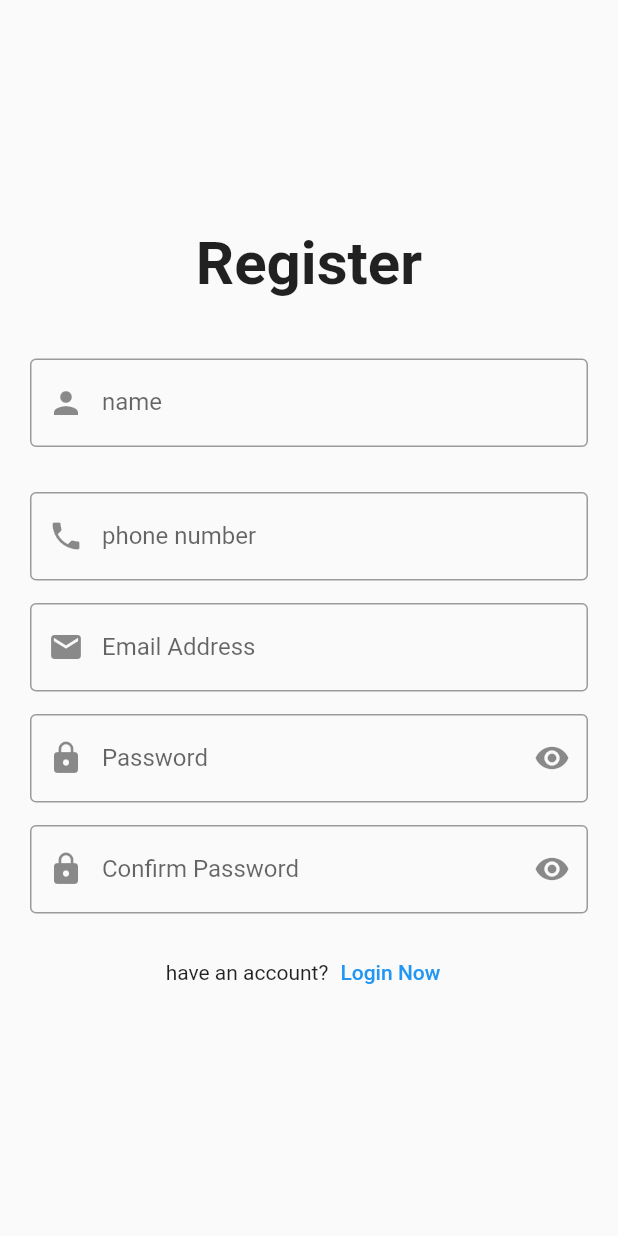
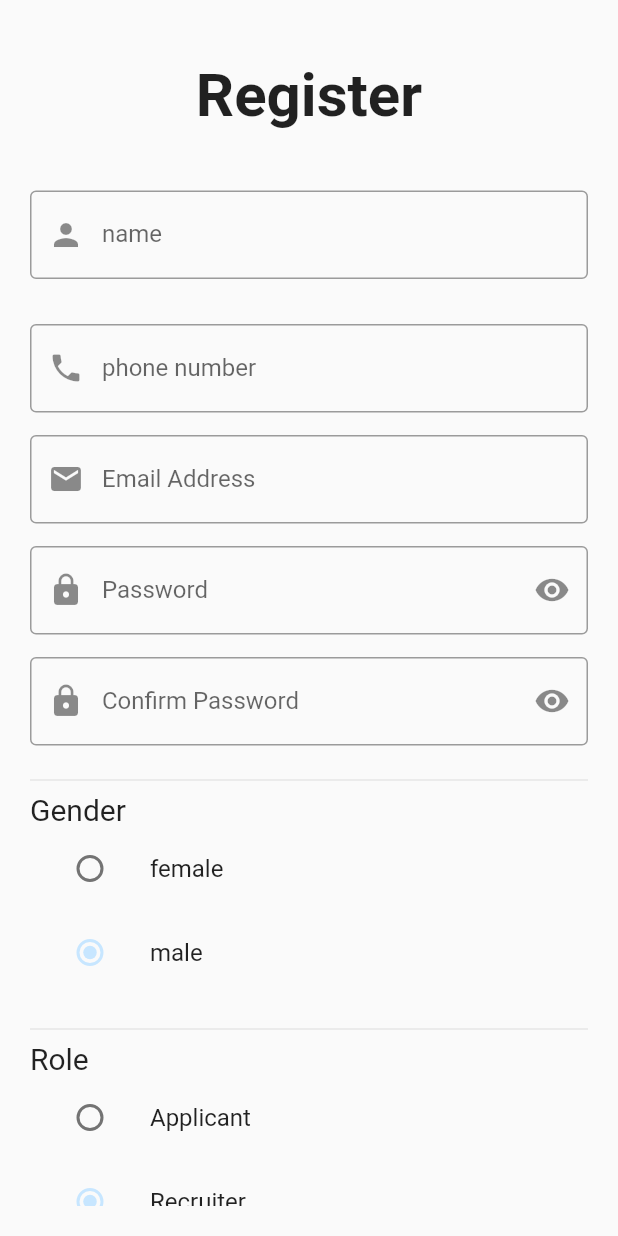
Before and after one commit to nadahanii/Int-Hire_GP, a Flutter app: the RegisterScreen screen opened by its route, on a phone screen of 412 x 824 dp. Run offline on Flutter 3.47's test engine with Material 2 defaults, Android fonts, the phone set to English and light mode, and no system bars; our stand-ins replace font_awesome_flutter, shared_preferences; accounts and stored records are empty.

Commit message:
split registration according to role

```diff
--- a/lib/HistoryHomePage.dart
+++ b/lib/HistoryHomePage.dart
@@ -3,7 +3,7 @@ import 'package:history_feature/widgets/main_drawer.dart';
 
 
 
-import 'History/HistoryListItem.dart';
+import 'widgets/HistoryListItem.dart';
 
 class HistoryHomePage extends StatefulWidget {
   static const routeName = '/history';
--- a/lib/main.dart
+++ b/lib/main.dart
@@ -4,10 +4,12 @@ import 'package:flutter/material.dart';
 import 'package:history_feature/providers/auth.dart';
 import 'package:history_feature/providers/jobs.dart';
 import 'package:history_feature/screens/add_test.dart';
+import 'package:history_feature/screens/applicant_register_screen.dart';
 import 'package:history_feature/screens/job_operations_screen.dart';
 import 'package:history_feature/screens/home_screen.dart';
 import 'package:history_feature/screens/login.dart';
 import 'package:history_feature/screens/Register_Screen.dart';
+import 'package:history_feature/screens/recruiter_register_screen.dart';
 import 'package:history_feature/screens/splash_screen.dart';
 import 'package:provider/provider.dart';
 
@@ -36,7 +38,7 @@ class MyApp extends StatelessWidget {
     return Consumer<Auth>(
       builder: (ctx, auth, _) => MaterialApp(
           debugShowCheckedModeBanner: false,
-          title: 'Personal Expenses',
+          title: 'Inte-Hire',
           theme: theme.copyWith(
             primaryColor: Color(0xFFc7e6ff),
             colorScheme: theme.colorScheme.copyWith(secondary: Color(0xFFc7e6ff)),
@@ -59,6 +61,9 @@ class MyApp extends StatelessWidget {
             add_test.routeName: (ctx) => add_test(),
             JobOperations.routeName: (ctx) => JobOperations(),
             HistoryHomePage.routeName: (ctx) => HistoryHomePage(),
+            applicant_register_screen.routeName: (ctx) => applicant_register_screen(),
+            recruiter_register_screen.routeName: (ctx) => recruiter_register_screen(),
+
           },
         ),
     );
--- a/lib/screens/Register_Screen.dart
+++ b/lib/screens/Register_Screen.dart
@@ -4,6 +4,8 @@ import 'package:flutter/material.dart';
 import 'package:font_awesome_flutter/font_awesome_flutter.dart';
 import 'package:history_feature/models/applicant_user.dart';
 import 'package:history_feature/models/job.dart';
+import 'package:history_feature/screens/applicant_register_screen.dart';
+import 'package:history_feature/screens/recruiter_register_screen.dart';
 import 'package:intl/intl.dart';
 import 'package:provider/provider.dart';
 import 'package:flutter/material.dart';
@@ -32,11 +34,31 @@ class _RegisterScreenState extends State<RegisterScreen> {
 
 
 
-  int _rule = 1;
-  final List<Pair<String, int>> _ruleList = const [
+  int _role = 1;
+  final List<Pair<String, int>> _roleList = const [
     Pair('Applicant', 0),
     Pair('Recruiter', 1),
   ];
+
+  int _gender = 1;
+
+  final List<Pair<String, int>> _genderList = const [
+    Pair('female', 0),
+    Pair('male', 1),
+  ];
+  Widget _radioButtonGroup({required String text, required List<Widget> list}) {
+    return Column(
+      crossAxisAlignment: CrossAxisAlignment.start,
+      children: [
+        const Divider(),
+        Text(
+          text,
+          style: const TextStyle(fontSize: 20),
+        ),
+        ...list,
+      ],
+    );
+  }
   @override
   Widget build(BuildContext context) {
     return Scaffold(
@@ -48,6 +70,9 @@ class _RegisterScreenState extends State<RegisterScreen> {
             child: Column(
               crossAxisAlignment: CrossAxisAlignment.center,
               children: [
+                SizedBox(
+                  height: 20.0,
+                ),
                 Text(
                   'Register',
                   style: TextStyle(
@@ -151,6 +176,80 @@ class _RegisterScreenState extends State<RegisterScreen> {
                 ),
                 SizedBox(
                     height: 15.0),
+                _radioButtonGroup(
+                  text: 'Gender',
+                  list: _genderList.map((pair) {
+                    return ListTile(
+                      title: Text(pair.item1),
+                      leading: Radio<int>(
+                        value: pair.item2,
+                        groupValue: _gender,
+                        onChanged: (int? value) {
+                          setState(() {
+                            _gender = value!;
+                          });
+                        },
+                      ),
+                    );
+                  }).toList(),
+                ),
+                SizedBox(
+                    height: 15.0),
+                _radioButtonGroup(
+                  text: 'Role',
+                  list: _roleList.map((pair){
+                    return ListTile(
+                      title: Text(pair.item1),
+                      leading: Radio<int>(
+                        value: pair.item2,
+                        groupValue: _role,
+                        onChanged: (int? value) {
+                          setState(() {
+                            _role = value!;
+                          });
+
+                        },
+                      ),
+                    );
+
+                  }).toList(),
+                ),
+
+                SizedBox(
+                    height: 15.0),
+                OutlinedButton(
+                  onPressed: (){
+                    if(_role==0)
+                    {
+                      Navigator.push(context,
+                          MaterialPageRoute(
+                              builder: (context) => applicant_register_screen())
+                      );
+                      //Navigator.of(context).pushReplacementNamed('/applicant_register_screen');
+                    }
+                    else if(_role==1)
+                    {
+                      Navigator.push(context,
+                          MaterialPageRoute(
+                              builder: (context) => recruiter_register_screen())
+                      );
+                      // Navigator.of(context).pushReplacementNamed('/recruiter_register_screen');
+                    }
+                  },
+                  child: Text(
+                    'Register',
+                    style: TextStyle(
+                        color: Colors.white,
+                        fontSize: 20
+                    ),
+                  ),
+
+                  style: OutlinedButton.styleFrom(
+                    fixedSize: Size(160,55),
+                    primary: Colors.indigo,
+                    backgroundColor: Colors.indigo,
+                  ),
+                ),
                 Row(
                   mainAxisAlignment: MainAxisAlignment.center,
                   children: [
@@ -159,6 +258,7 @@ class _RegisterScreenState extends State<RegisterScreen> {
                     ),
                     TextButton(
                       onPressed: () {
+
                         Navigator.of(context).pushReplacementNamed('/login');
                       },
                       child: Text(
--- /dev/null
+++ b/lib/screens/applicant_register_screen.dart
@@ -0,0 +1,23 @@
+import 'package:flutter/material.dart';
+
+class applicant_register_screen extends StatefulWidget {
+  static const routeName = '/applicant_register_screen';
+  const applicant_register_screen({Key? key}) : super(key: key);
+
+  @override
+  State<applicant_register_screen> createState() => _applicant_register_screenState();
+}
+
+class _applicant_register_screenState extends State<applicant_register_screen> {
+  var twitterUsernameController = TextEditingController();
+
+
+  @override
+  Widget build(BuildContext context) {
+    return const Scaffold(
+      body: Center(
+        child: Text('applicant'),
+      ),
+    );
+  }
+}
--- /dev/null
+++ b/lib/screens/recruiter_register_screen.dart
@@ -0,0 +1,20 @@
+import 'package:flutter/material.dart';
+
+class recruiter_register_screen extends StatefulWidget {
+  static const routeName = '/recruiter_register_screen';
+  const recruiter_register_screen({Key? key}) : super(key: key);
+
+  @override
+  State<recruiter_register_screen> createState() => _recruiter_register_screenState();
+}
+
+class _recruiter_register_screenState extends State<recruiter_register_screen> {
+  @override
+  Widget build(BuildContext context) {
+    return const Scaffold(
+      body: Center(
+        child: Text('recruiter'),
+      ),
+    );
+  }
+}
```
Also changed, not shown: lib/widgets/HistoryListItem.dart (renamed from lib/History/HistoryListItem.dart).
